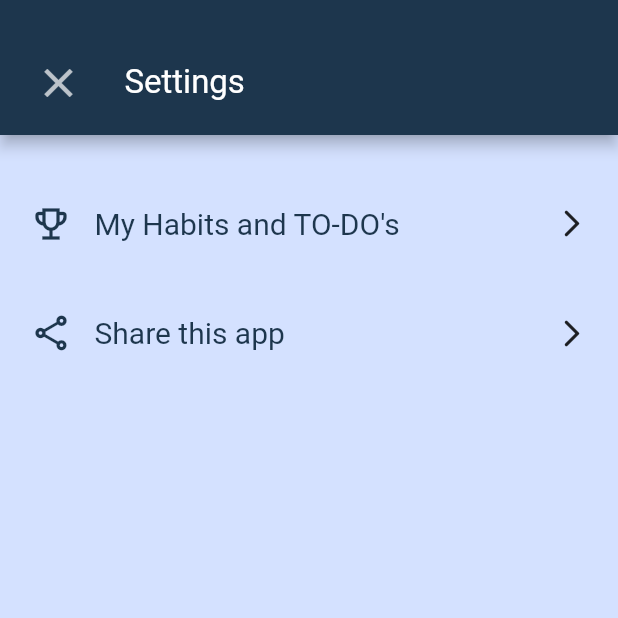
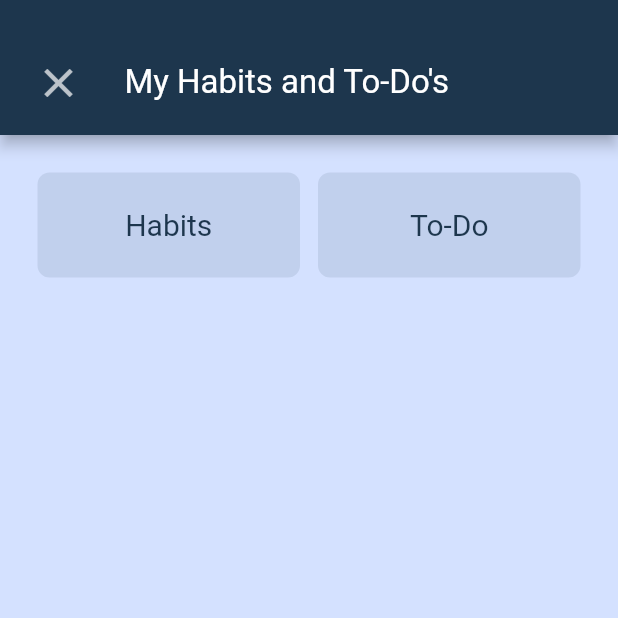
Before and after one commit to Alpha-Ronald/task_tracker-app, a Flutter app: the Settings screen opened directly, after a tap on the "arrow forward ios" icon, on a phone screen of 412 x 824 dp, the top half of it. Run offline on Flutter 3.47's test engine with Material 2 defaults, Android fonts, the phone set to English and light mode, and no system bars.

Commit message:
Edit Tasks Page

```diff
--- /dev/null
+++ b/lib/edit_tasks_page.dart
@@ -0,0 +1,69 @@
+import 'package:flutter/material.dart';
+
+import 'custom_appbars.dart';
+
+class EditTasks extends StatefulWidget {
+  const EditTasks({super.key});
+
+  @override
+  State<EditTasks> createState() => EditTasksState();
+}
+
+class EditTasksState extends State<EditTasks> {
+  @override
+  Widget build(BuildContext context) {
+    return Scaffold(
+      backgroundColor: Theme.of(context).colorScheme.background,
+      appBar: const PreferredSize(
+        preferredSize: Size.fromHeight(90), // Set the desired height
+        child: CustomAppBar2(
+          title: "My Habits and To-Do's",
+        ),
+      ),
+      body: const Padding(
+        padding: EdgeInsets.all(25),
+        child: Column(
+          children: [
+            Row(
+              mainAxisAlignment: MainAxisAlignment.spaceBetween,
+              children: [
+                EditTaskOptions(taskOption: 'Habits'),
+                EditTaskOptions(taskOption: 'To-Do')
+              ],
+            )
+          ],
+        ),
+      ),
+    );
+  }
+}
+
+class EditTaskOptions extends StatelessWidget {
+  const EditTaskOptions({super.key, required this.taskOption});
+
+  final String taskOption;
+
+  @override
+  Widget build(BuildContext context) {
+    return SizedBox(
+      height: 70,
+      width: 175,
+      child: ElevatedButton(
+          onPressed: () {},
+          style: ElevatedButton.styleFrom(
+              elevation: 0,
+              shape: RoundedRectangleBorder(
+                  borderRadius: BorderRadius.circular(8)),
+              backgroundColor: const Color(0xFF1D364D).withOpacity(0.1)),
+          child: Text(
+            taskOption,
+            style: Theme.of(context)
+                .textTheme
+                .displaySmall
+                ?.copyWith(fontSize: 20),
+          )),
+    );
+  }
+}
+
+//Color(0xFF1D364D)
--- a/lib/settings_page.dart
+++ b/lib/settings_page.dart
@@ -1,4 +1,5 @@
 import 'package:flutter/material.dart';
+import 'package:tryout/edit_tasks_page.dart';
 
 import 'custom_appbars.dart';
 
@@ -18,8 +19,11 @@ class Settings extends StatelessWidget {
       body: Column(
         children: [
           SettingsOptions(
-            onTap: () {},
-            option: "My Habits and TO-DO's",
+            onTap: () {
+              Navigator.push(context,
+                  MaterialPageRoute(builder: (context) => const EditTasks()));
+            },
+            option: "My Habits and To-Do's",
             iconData: Icons.emoji_events_outlined,
           ),
           SettingsOptions(
```
